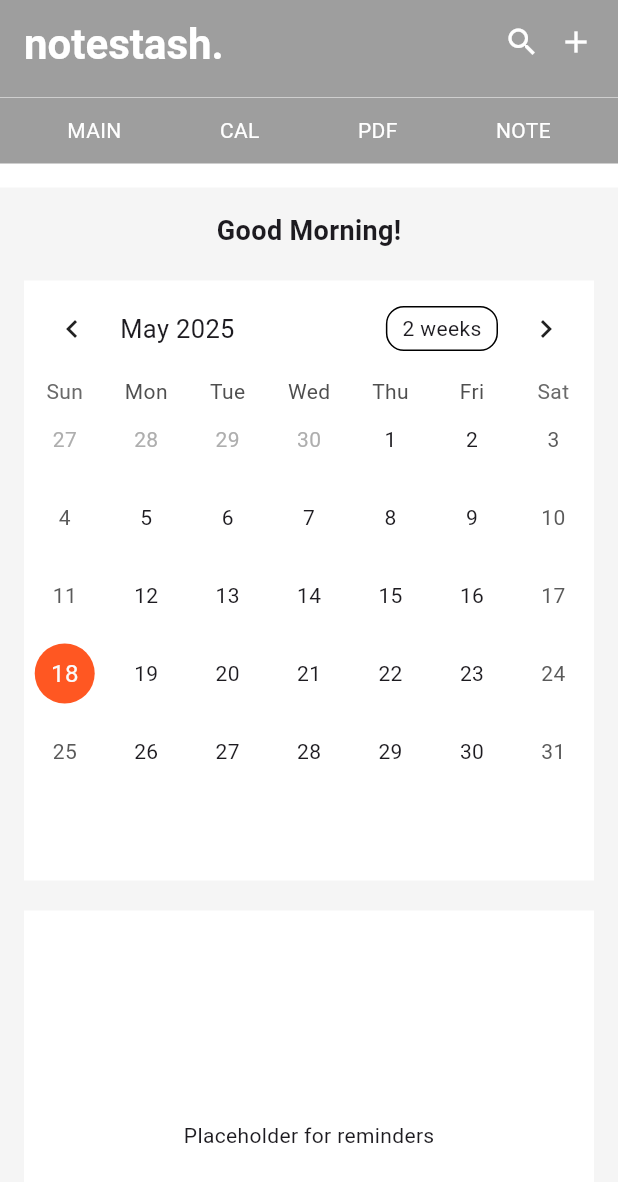
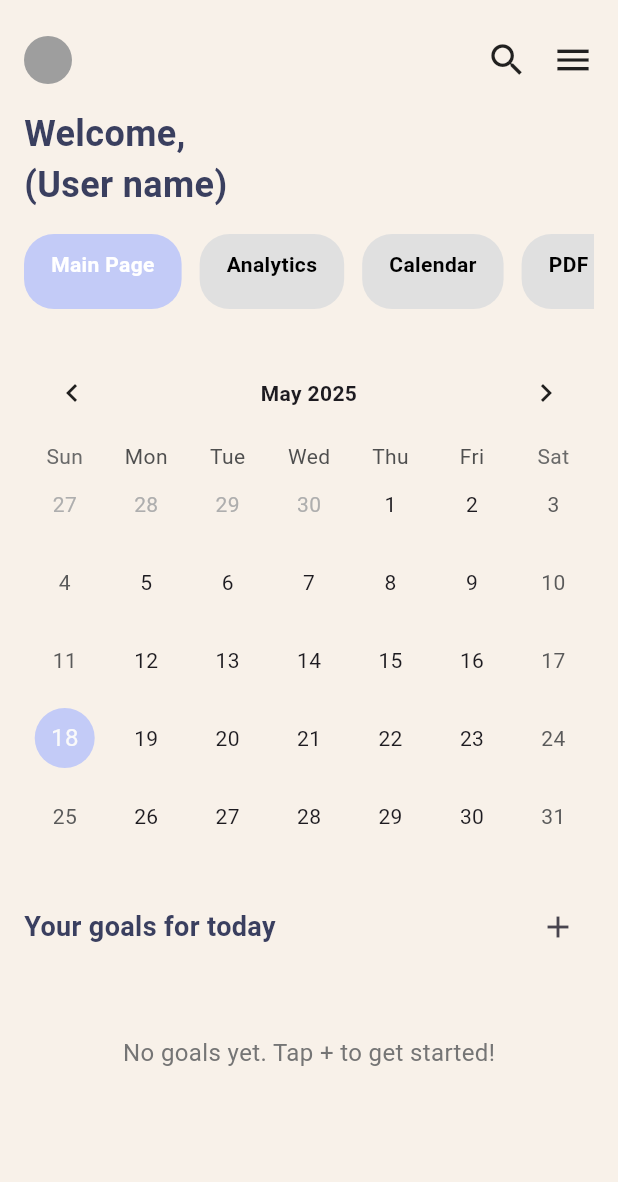
Before and after one commit to karsrc/notestash, a Flutter app: the screen it shows after launch, on a phone screen of 412 x 824 dp. Shown: the top 1182 px of the screen. Run offline on Flutter 3.47's test engine with Material 3 defaults, Android fonts, the phone set to English and light mode, and no system bars; drawn by our look-alikes of table_calendar; our stand-ins replace google_fonts.

Commit message:
Added goals functionality with dummy stats

```diff
--- a/lib/main.dart
+++ b/lib/main.dart
@@ -1,123 +1,246 @@
 import 'package:flutter/material.dart';
+import 'plus.dart';
 import 'package:table_calendar/table_calendar.dart';
 
 void main() {
-  runApp(const MyApp());
+  runApp(const MaterialApp(
+    debugShowCheckedModeBanner: false,
+    home: GoalsPage(),
+  ));
 }
 
-class MyApp extends StatelessWidget {
-  const MyApp({super.key});
+class GoalsPage extends StatefulWidget {
+  const GoalsPage({super.key});
+
+  @override
+  State<GoalsPage> createState() => _GoalsPageState();
+}
+
+class _GoalsPageState extends State<GoalsPage> {
+  final Color highlightColor = const Color(0xFFC3CBF7);
+  final Color backgroundColor = const Color(0xFFF8F1E9);
+  final Color headerTextColor = const Color(0xFF3A3F5F);
+  final Color textDarkBlue = const Color(0xFF2F3A5A);
+
+  final List<Map<String, dynamic>> userGoals = [];
 
   @override
   Widget build(BuildContext context) {
-    return MaterialApp(
-      debugShowCheckedModeBanner: false,
-      home: const HomeScreen(),
-    );
-  }
-}
+    return Scaffold(
+      backgroundColor: backgroundColor,
+      body: SafeArea(
+        child: SingleChildScrollView(
+          child: Padding(
+            padding: const EdgeInsets.symmetric(horizontal: 16, vertical: 24),
+            child: Column(
+              crossAxisAlignment: CrossAxisAlignment.center,
+              children: [
+                Row(
+                  mainAxisAlignment: MainAxisAlignment.spaceBetween,
+                  children: const [
+                    CircleAvatar(radius: 16, backgroundColor: Colors.grey),
+                    Row(
+                      children: [
+                        Icon(Icons.search, size: 28),
+                        SizedBox(width: 16),
+                        Icon(Icons.menu, size: 28),
+                      ],
+                    )
+                  ],
+                ),
+                const SizedBox(height: 16),
 
-class HomeScreen extends StatelessWidget {
-  const HomeScreen({super.key});
-
-  @override
-  Widget build(BuildContext context) {
-    final greetings = DateTime.now().hour < 12
-        ? "Good Morning!"
-        : DateTime.now().hour < 18
-        ? "Good Afternoon!"
-        : "Good Evening!";
-
-    return Scaffold(
-      backgroundColor: Colors.white,
-      appBar: PreferredSize(
-        preferredSize: const Size.fromHeight(65),
-        child: AppBar(
-          backgroundColor: Colors.black38,
-          title: const Padding(
-            padding: EdgeInsets.only(top: 5),
+                Align(
+                  alignment: Alignment.centerLeft,
                   child: Text(
-              "notestash.",
+                    "Welcome,\n(User name)",
                     style: TextStyle(
-                color: Colors.white,
-                fontSize: 28,
+                      fontSize: 24,
                       fontWeight: FontWeight.bold,
+                      color: headerTextColor,
                     ),
                   ),
                 ),
-          actions: const [
-            Padding(
-              padding: EdgeInsets.only(right: 12),
-              child: Icon(Icons.search, color: Colors.white),
+
+                const SizedBox(height: 16),
+
+                SizedBox(
+                  height: 50,
+                  child: ListView(
+                    scrollDirection: Axis.horizontal,
+                    children: [
+                      buildTab("Main Page", active: true),
+                      buildTab("Analytics"),
+                      buildTab("Calendar"),
+                      buildTab("PDF reader"),
+                    ],
                   ),
-            Padding(
-              padding: EdgeInsets.only(right: 16),
-              child: Icon(Icons.add, color: Colors.white),
+                ),
+
+                const SizedBox(height: 24),
+
+                TableCalendar(
+                  firstDay: DateTime.utc(2000, 1, 1),
+                  lastDay: DateTime.utc(2100, 12, 31),
+                  focusedDay: DateTime.now(),
+                  headerStyle: const HeaderStyle(
+                    formatButtonVisible: false,
+                    titleCentered: true,
+                    titleTextStyle: TextStyle(fontWeight: FontWeight.bold),
+                  ),
+                  calendarStyle: CalendarStyle(
+                    todayDecoration: BoxDecoration(
+                      color: highlightColor,
+                      shape: BoxShape.circle,
+                    ),
+                    selectedDecoration: BoxDecoration(
+                      color: highlightColor,
+                      shape: BoxShape.circle,
+                    ),
+                  ),
+                ),
+
+                const SizedBox(height: 24),
+
+                Row(
+                  mainAxisAlignment: MainAxisAlignment.spaceBetween,
+                  children: [
+                    Text(
+                      "Your goals for today",
+                      style: TextStyle(
+                        fontSize: 18,
+                        fontWeight: FontWeight.w600,
+                        color: headerTextColor,
+                      ),
+                    ),
+                    IconButton(
+                      icon: const Icon(Icons.add),
+                      onPressed: () async {
+                        final result = await Navigator.push(
+                          context,
+                          MaterialPageRoute(builder: (_) => const AddGoalPage()),
+                        );
+
+                        if (result != null && result is Map<String, dynamic>) {
+                          setState(() {
+                            userGoals.add(result);
+                          });
+                        }
+                      },
+                    )
+                  ],
+                ),
+
+                const SizedBox(height: 16),
+
+                userGoals.isEmpty
+                    ? Padding(
+                  padding: const EdgeInsets.only(top: 32),
+                  child: Text(
+                    "No goals yet. Tap + to get started!",
+                    style: TextStyle(color: Colors.grey[600], fontSize: 16),
+                  ),
+                )
+                    : GridView.builder(
+                  shrinkWrap: true,
+                  physics: const NeverScrollableScrollPhysics(),
+                  gridDelegate: const SliverGridDelegateWithFixedCrossAxisCount(
+                    crossAxisCount: 2,
+                    crossAxisSpacing: 12,
+                    mainAxisSpacing: 12,
+                    childAspectRatio: 1.4,
+                  ),
+                  itemCount: userGoals.length,
+                  itemBuilder: (context, index) {
+                    final goal = userGoals[index];
+                    return buildGoalCard(goal);
+                  },
                 ),
               ],
             ),
           ),
-      body: SingleChildScrollView(
-        child: Column(
-          children: [
-            Container(
-              color: Colors.black38,
-              padding: const EdgeInsets.symmetric(horizontal: 12, vertical: 12),
-              child: Row(
-                mainAxisAlignment: MainAxisAlignment.spaceAround,
-                children: const [
-                  Text("MAIN", style: TextStyle(color: Colors.white)),
-                  Text("CAL", style: TextStyle(color: Colors.white)),
-                  Text("PDF", style: TextStyle(color: Colors.white)),
-                  Text("NOTE", style: TextStyle(color: Colors.white)),
-                ],
-              ),
-            ),
-            const SizedBox(height: 16),
-            Container(
-              width: double.infinity,
-              color: Colors.grey[100],
-              padding: const EdgeInsets.all(16),
-              child: Column(
-                children: [
-                  Text(
-                    greetings,
-                    style: const TextStyle(fontSize: 18, fontWeight: FontWeight.w600),
-                  ),
-                  const SizedBox(height: 20),
-                  Container(
-                    height: 400,
-                    color: Colors.white,
-                    child: TableCalendar(
-                      firstDay: DateTime.utc(2000, 1, 1),
-                      lastDay: DateTime.utc(2100, 12, 31),
-                      focusedDay: DateTime.now(),
-                      calendarStyle: const CalendarStyle(
-                        todayDecoration: BoxDecoration(
-                          color: Colors.deepOrange,
-                          shape: BoxShape.circle,
-                        ),
-                        selectedDecoration: BoxDecoration(
-                          color: Colors.black38,
-                          shape: BoxShape.circle,
-                        ),
-                      ),
-                    ),
-                  ),
-                  const SizedBox(height: 20),
-                  Container(
-                    height: 300,
-                    color: Colors.white,
-                    alignment: Alignment.center,
-                    child: const Text("Placeholder for reminders"),
-                  ),
-                  const SizedBox(height: 200),
-                ],
-              ),
-            ),
-          ],
         ),
       ),
     );
   }
+
+  Widget buildTab(String label, {bool active = false}) {
+    return Padding(
+      padding: const EdgeInsets.only(right: 12),
+      child: Container(
+        padding: const EdgeInsets.symmetric(horizontal: 18, vertical: 10),
+        decoration: BoxDecoration(
+          color: active ? highlightColor : Colors.grey[300],
+          borderRadius: BorderRadius.circular(20),
+        ),
+        child: Text(
+          label,
+          style: TextStyle(
+            color: active ? Colors.white : Colors.black,
+            fontWeight: FontWeight.w600,
+          ),
+        ),
+      ),
+    );
   }
+
+  Color darken(Color color, [double amount = 0.3]) {
+    final hsl = HSLColor.fromColor(color);
+    final darker = hsl.withLightness((hsl.lightness - amount).clamp(0.0, 1.0));
+    return darker.toColor();
+  }
+
+  Widget buildGoalCard(Map<String, dynamic> goal) {
+    final String title = goal['name'];
+    final int total = goal['total'] ?? 100;
+    final int progress = goal['progress'] ?? 0;
+    final String unit = goal['unit'] ?? '';
+    final Color color = goal['color'] as Color;
+    final IconData icon = goal['icon'] as IconData;
+    final textColor = darken(color, 0.3);
+
+    return Container(
+      decoration: BoxDecoration(
+        color: color,
+        borderRadius: BorderRadius.circular(12),
+      ),
+      padding: const EdgeInsets.all(16),
+      child: Stack(
+        children: [
+          Align(
+            alignment: Alignment.topRight,
+            child: Icon(icon, color: Colors.white, size: 20),
+          ),
+          Column(
+            mainAxisAlignment: MainAxisAlignment.end,
+            crossAxisAlignment: CrossAxisAlignment.start,
+            children: [
+              Text(
+                title,
+                maxLines: 1,
+                overflow: TextOverflow.ellipsis,
+                style: TextStyle(
+                  color: textColor,
+                  fontSize: 15,
+                  fontWeight: FontWeight.bold,
+                ),
+              ),
+              const SizedBox(height: 4),
+              LinearProgressIndicator(
+                value: (progress / total).clamp(0.0, 1.0),
+                backgroundColor: Colors.white.withOpacity(0.4),
+                color: textColor,
+                minHeight: 6,
+              ),
+              const SizedBox(height: 4),
+              Text(
+                "$progress / $total $unit",
+                style: TextStyle(fontSize: 12, color: textColor),
+              ),
+            ],
+          )
+        ],
+      ),
+    );
+  }
+}
```
Also changed, not shown: lib/home_screen.dart (added, +55 -0 lines), lib/plus.dart (added, +251 -0 lines), pubspec.yaml (+4 -3 lines), pubspec.lock, 1 other file. Lines whose indentation alone changed are shown as unchanged.
